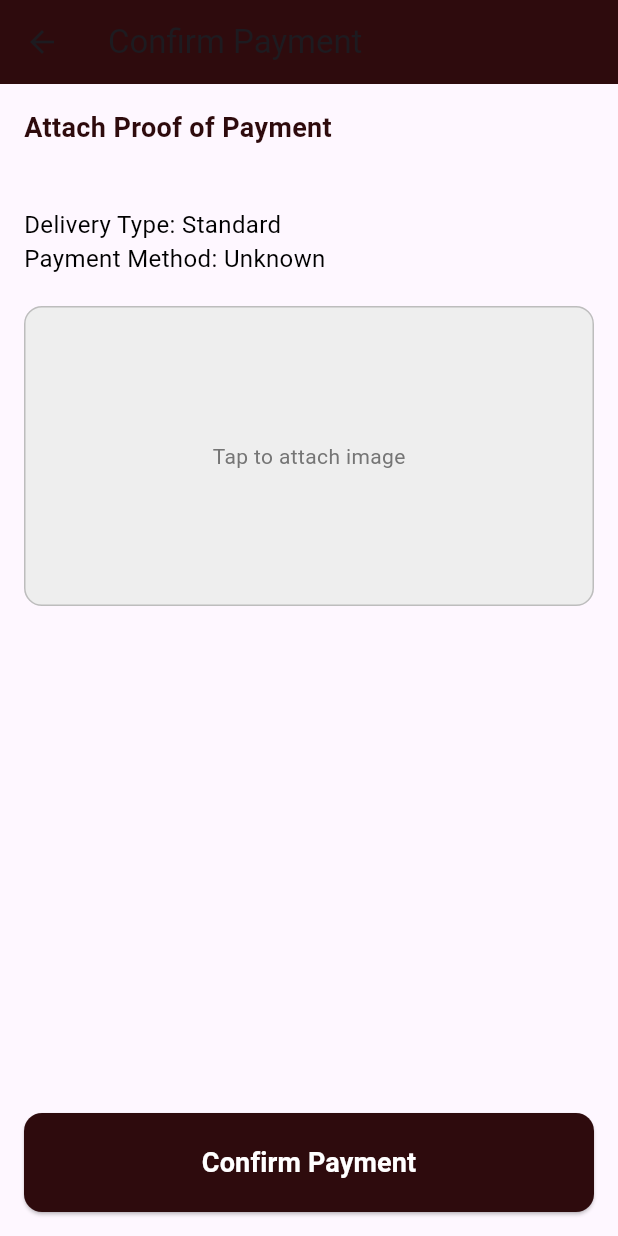
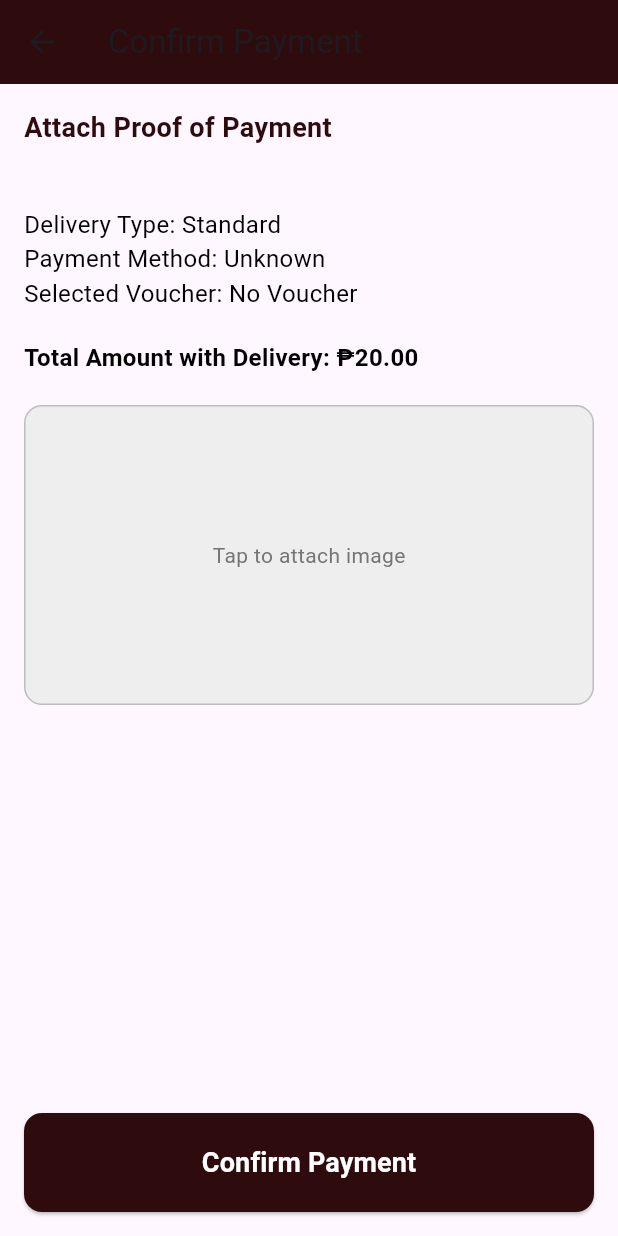
Before and after one commit to ivanlelis/itsa_v3, a Flutter app: the Checkout screen opened directly with empty values, after a tap on "Place Order", on a phone screen of 412 x 824 dp. Run offline on Flutter 3.47's test engine with Material 3 defaults, Android fonts, the phone set to English and light mode, and no system bars; our stand-ins replace cloud_firestore, confetti, firebase_auth, firebase_core, firebase_storage, geocoding and 4 more; missing offline and left inert: scratcher; accounts and stored records are empty; project files that could hold a hidden picture were left out.

Commit message:
ordering/notification done
ordering/notification done

```diff
--- a/itsa_food_app/lib/customer_pages/checkout.dart
+++ b/itsa_food_app/lib/customer_pages/checkout.dart
@@ -972,14 +972,17 @@ class _CheckoutState extends State<Checkout>
             // Define payment method based on selectedPaymentMethod (int)
             String paymentMethod;
             if (selectedPaymentMethod == 0) {
-              paymentMethod = 'Cash'; // Assuming 0 for Cash
+              paymentMethod = 'Cash';
             } else if (selectedPaymentMethod == 1) {
-              paymentMethod = 'GCash'; // Assuming 1 for GCash
+              paymentMethod = 'GCash';
             } else {
-              paymentMethod = 'Unknown'; // Fallback if neither is selected
+              paymentMethod = 'Unknown';
             }
 
-            // Navigate to ConfirmPayment with all product names, delivery type, and payment method
+            // Get the selected voucher code, or use a default if none is selected
+            String voucherCode = selectedVoucherCode ?? 'No Voucher';
+
+            // Navigate to ConfirmPayment with all required information
             Navigator.push(
               context,
               PageRouteBuilder(
@@ -988,6 +991,9 @@ class _CheckoutState extends State<Checkout>
                   productNames: productNames,
                   deliveryType: deliveryType,
                   paymentMethod: paymentMethod,
+                  voucherCode: voucherCode,
+                  totalAmountWithDelivery: totalAmountWithDelivery,
+                  uid: widget.uid,
                 ),
                 transitionDuration: Duration.zero,
                 reverseTransitionDuration: Duration.zero,
--- a/itsa_food_app/lib/customer_pages/confirm_payment.dart
+++ b/itsa_food_app/lib/customer_pages/confirm_payment.dart
@@ -1,49 +1,85 @@
-// ignore_for_file: library_private_types_in_public_api
-
-import 'dart:io'; // Import this to use the File class
+import 'dart:io';
+import 'dart:math';
+import 'package:cloud_firestore/cloud_firestore.dart';
+import 'package:firebase_auth/firebase_auth.dart';
 import 'package:flutter/material.dart';
 import 'package:image_picker/image_picker.dart';
 
 class ConfirmPayment extends StatefulWidget {
   final List<String> productNames;
-  final String deliveryType; // New parameter for delivery type
-  final String paymentMethod; // New parameter for payment method
-  final String?
-      selectedVoucherCode; // Optional parameter for selected voucher code
+  final String deliveryType;
+  final String paymentMethod;
+  final String voucherCode;
+  final double totalAmountWithDelivery;
+  final String uid;
 
   const ConfirmPayment({
-    Key? key,
+    super.key,
     required this.productNames,
     required this.deliveryType,
     required this.paymentMethod,
-    this.selectedVoucherCode,
-  }) : super(key: key);
+    required this.voucherCode,
+    required this.totalAmountWithDelivery,
+    required this.uid,
+  });
 
   @override
   _ConfirmPaymentState createState() => _ConfirmPaymentState();
 }
 
 class _ConfirmPaymentState extends State<ConfirmPayment> {
-  XFile? _image; // Store the selected image
-  final ImagePicker _picker = ImagePicker(); // Image picker instance
+  XFile? _image;
+  final ImagePicker _picker = ImagePicker();
+  final _auth = FirebaseAuth.instance;
+  final _firestore = FirebaseFirestore.instance;
 
   Future<void> _pickImage() async {
     final XFile? image = await _picker.pickImage(source: ImageSource.gallery);
     setState(() {
-      _image = image; // Update the image state
+      _image = image;
     });
   }
 
-  void _submitPayment() {
-    // Handle payment submission logic here
-    if (_image != null) {
-      // Implement your submission logic
+  String _generateOrderID() {
+    const chars = 'ABCDEFGHIJKLMNOPQRSTUVWXYZ0123456789';
+    return List.generate(8, (index) => chars[Random().nextInt(chars.length)])
+        .join();
+  }
+
+  Future<void> _submitPayment() async {
+    // Get the current logged-in user's document ID
+    final user = _auth.currentUser;
+    if (user == null) return; // Exit if no user is logged in
+
+    // Generate a unique order ID
+    final orderID = _generateOrderID();
+
+    // Create order details
+    final orderData = {
+      'productNames': widget.productNames,
+      'deliveryType': widget.deliveryType,
+      'paymentMethod': widget.paymentMethod,
+      'voucherCode': widget.voucherCode,
+      'totalAmountWithDelivery': widget.totalAmountWithDelivery,
+      'orderID': orderID,
+      'timestamp': FieldValue.serverTimestamp(),
+    };
+
+    try {
+      // Create "orders" subcollection and add the order document
+      await _firestore
+          .collection('customer')
+          .doc(widget.uid) // Assuming the document ID is the user's email
+          .collection('orders')
+          .doc(orderID) // Name the document with the order ID
+          .set(orderData);
+
       ScaffoldMessenger.of(context).showSnackBar(
         SnackBar(content: Text('Payment submitted successfully!')),
       );
-    } else {
+    } catch (e) {
       ScaffoldMessenger.of(context).showSnackBar(
-        SnackBar(content: Text('Please attach proof of payment!')),
+        SnackBar(content: Text('Failed to submit payment. Try again!')),
       );
     }
   }
@@ -53,7 +89,7 @@ class _ConfirmPaymentState extends State<ConfirmPayment> {
     return Scaffold(
       appBar: AppBar(
         title: Text('Confirm Payment'),
-        backgroundColor: Color(0xFF2E0B0D), // Main color
+        backgroundColor: Color(0xFF2E0B0D),
       ),
       body: Padding(
         padding: const EdgeInsets.all(16.0),
@@ -69,45 +105,35 @@ class _ConfirmPaymentState extends State<ConfirmPayment> {
               ),
             ),
             SizedBox(height: 20),
-            // Display all product names
             for (String productName in widget.productNames)
               Text(
                 'Product: $productName',
-                style: TextStyle(
-                  fontSize: 16,
-                  fontWeight: FontWeight.normal,
-                  color: Colors.black,
-                ),
+                style: TextStyle(fontSize: 16, color: Colors.black),
               ),
-            SizedBox(
-                height: 20), // Space before delivery type and payment method
+            SizedBox(height: 20),
             Text(
-              'Delivery Type: ${widget.deliveryType}', // Display delivery type
+              'Delivery Type: ${widget.deliveryType}',
+              style: TextStyle(fontSize: 16, color: Colors.black),
+            ),
+            Text(
+              'Payment Method: ${widget.paymentMethod}',
+              style: TextStyle(fontSize: 16, color: Colors.black),
+            ),
+            if (widget.voucherCode.isNotEmpty)
+              Text(
+                'Selected Voucher: ${widget.voucherCode}',
+                style: TextStyle(fontSize: 16, color: Colors.black),
+              ),
+            SizedBox(height: 20),
+            Text(
+              'Total Amount with Delivery: ₱${widget.totalAmountWithDelivery.toStringAsFixed(2)}',
               style: TextStyle(
                 fontSize: 16,
-                fontWeight: FontWeight.normal,
+                fontWeight: FontWeight.bold,
                 color: Colors.black,
               ),
             ),
-            Text(
-              'Payment Method: ${widget.paymentMethod}', // Display payment method
-              style: TextStyle(
-                fontSize: 16,
-                fontWeight: FontWeight.normal,
-                color: Colors.black,
-              ),
-            ),
-            if (widget.selectedVoucherCode != null) ...[
-              Text(
-                'Selected Voucher: ${widget.selectedVoucherCode}', // Display selected voucher code
-                style: TextStyle(
-                  fontSize: 16,
-                  fontWeight: FontWeight.normal,
-                  color: Colors.black,
-                ),
-              ),
-            ],
-            SizedBox(height: 20), // Space before the image container
+            SizedBox(height: 20),
             GestureDetector(
               onTap: _pickImage,
               child: Container(
@@ -120,40 +146,31 @@ class _ConfirmPaymentState extends State<ConfirmPayment> {
                 ),
                 child: _image == null
                     ? Center(
-                        child: Text(
-                          'Tap to attach image',
-                          style: TextStyle(color: Colors.grey[600]),
-                        ),
-                      )
+                        child: Text('Tap to attach image',
+                            style: TextStyle(color: Colors.grey[600])))
                     : ClipRRect(
                         borderRadius: BorderRadius.circular(12),
-                        child: Image.file(
-                          File(_image!.path),
-                          fit: BoxFit.cover,
-                        ),
+                        child:
+                            Image.file(File(_image!.path), fit: BoxFit.cover),
                       ),
               ),
             ),
-            Spacer(), // Push the button to the bottom
+            Spacer(),
             ElevatedButton(
               onPressed: _submitPayment,
               style: ElevatedButton.styleFrom(
-                backgroundColor: Color(0xFF2E0B0D), // Main color for button
-                padding: EdgeInsets.symmetric(
-                    vertical: 20), // Increase vertical padding
+                backgroundColor: Color(0xFF2E0B0D),
+                padding: EdgeInsets.symmetric(vertical: 20),
                 shape: RoundedRectangleBorder(
-                  borderRadius: BorderRadius.circular(12),
-                ),
-                minimumSize:
-                    Size(double.infinity, 56), // Make the button bigger
+                    borderRadius: BorderRadius.circular(12)),
+                minimumSize: Size(double.infinity, 56),
               ),
               child: Text(
                 'Confirm Payment',
                 style: TextStyle(
-                  fontSize: 18, // Increase font size
-                  fontWeight: FontWeight.bold,
-                  color: Colors.white,
-                ),
+                    fontSize: 18,
+                    fontWeight: FontWeight.bold,
+                    color: Colors.white),
               ),
             ),
           ],
```
Also changed, not shown: itsa_food_app/lib/admin_pages/admin_notifs.dart (added, +190 -0 lines), itsa_food_app/lib/widgets/admin_appbar.dart (+102 -12 lines).
